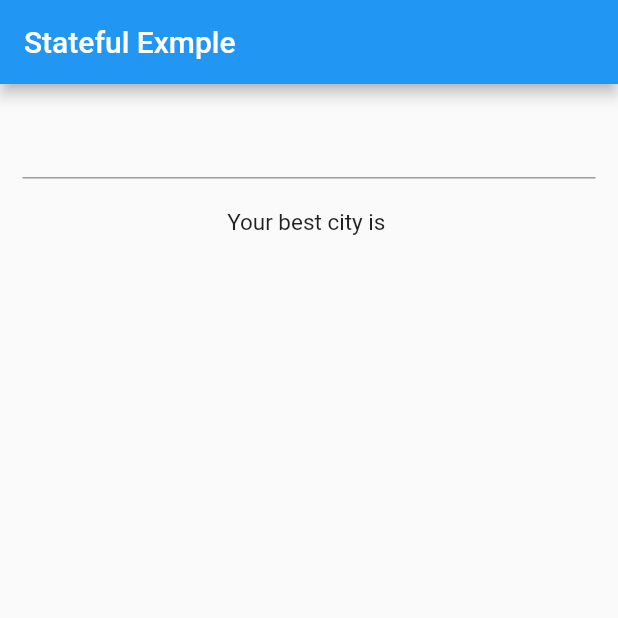
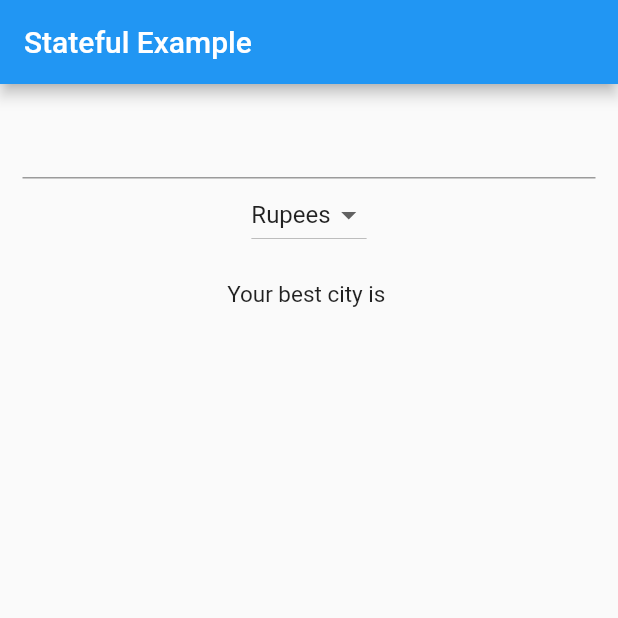
Before and after one commit to Rupkuvarba/FlutterTutorial, a Flutter app: the screen it shows after launch, on a phone screen of 412 x 824 dp, the top half of it. Run offline on Flutter 3.47's test engine with Material 2 defaults, Android fonts, the phone set to English and light mode, and no system bars.

Commit message:
3.4: DropDownButton and DropDownItems

```diff
--- a/lib/main.dart
+++ b/lib/main.dart
@@ -1,39 +1,33 @@
 import 'package:flutter/material.dart';
 
-void main(){
-
-  runApp(
-    MaterialApp(
+void main() {
+  runApp(MaterialApp(
     title: "Stateful App Example",
     home: FavouriteCity(),
-    )
-  );
-
+  ));
 }
 
 //Step1: Create the class that extends stateful widget, that returns a state in "CreateState()"
-class FavouriteCity extends StatefulWidget{
-
+class FavouriteCity extends StatefulWidget {
   @override
   State<StatefulWidget> createState() {
     // TODO: implement createState
     return _FavouriteCityState();
   }
-
 }
 
 //Step2:  create a state class, with properties that may change
-class _FavouriteCityState extends State<FavouriteCity>{
-
+class _FavouriteCityState extends State<FavouriteCity> {
   String nameOfCity = "";
+  var _currencies = ["Rupees", "Dollar", "Pound", "Euro", "Others"];
+  var _currentItemSelected = "Rupees";
 
   //Step3: Within “State” class, implement the “build()” method
   @override
   Widget build(BuildContext context) {
     return Scaffold(
-
       appBar: AppBar(
-         title: Text("Stateful Exmple"),
+        title: Text("Stateful Example"),
       ),
       body: Container(
         margin: EdgeInsets.all(15.0),
@@ -41,7 +35,7 @@ class _FavouriteCityState extends State<FavouriteCity>{
           children: <Widget>[
 
             TextField(
-               onSubmitted: (String userInput){
+              onSubmitted: (String userInput) {
                 //Step4: Call the setState() to make the changes. Calling setState() tells framework to redraw widget
                 setState(() {
                   nameOfCity = userInput;
@@ -49,11 +43,25 @@ class _FavouriteCityState extends State<FavouriteCity>{
               },
             ),
 
+            DropdownButton<String>(
+              items: _currencies
+                  .map((dropDownItem) => DropdownMenuItem<String>(
+                        value: dropDownItem,
+                        child: Text(dropDownItem),
+                      ))
+                  .toList(),
+              onChanged: (String newSelectedValue) {
+                onDropDownItemSelected(newSelectedValue);
+              },
+              value: _currentItemSelected,   //Default selected value
+            ),
+
             Padding(
               padding: EdgeInsets.all(20.0),
               child: Text(
                 "Your best city is $nameOfCity",
-                 style: TextStyle(fontSize: 15.0),),
+                style: TextStyle(fontSize: 15.0),
+              ),
             )
 
           ],
@@ -62,4 +70,9 @@ class _FavouriteCityState extends State<FavouriteCity>{
     );
   }
 
+  void onDropDownItemSelected(String newSelectedValue){
+    setState(() {
+      _currentItemSelected = newSelectedValue;
+    });
   }
+}
```
Lines whose indentation alone changed are shown as unchanged.
